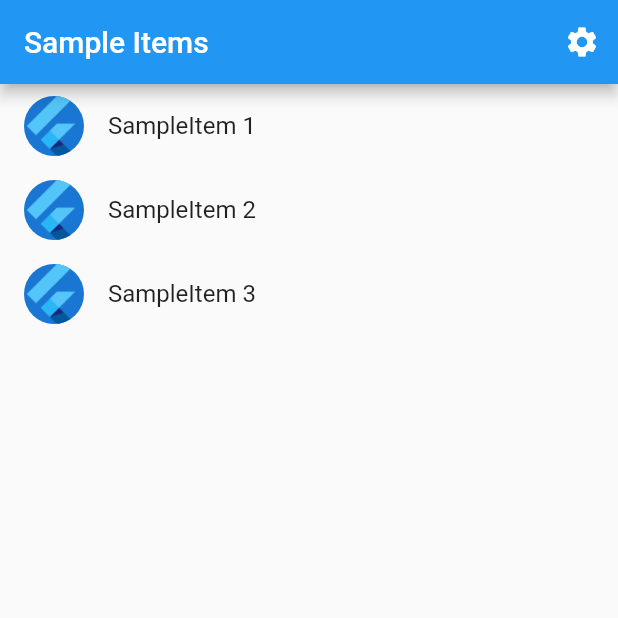
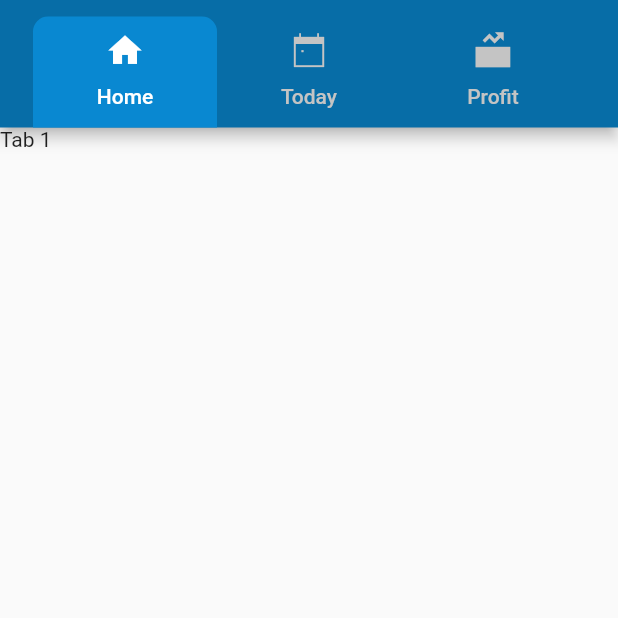
Before and after one commit to nebiyuelias1/Sporting-Winnings, a Flutter app: the screen it shows after launch, on a phone screen of 412 x 824 dp, the top half of it. Run offline on Flutter 3.47's test engine with Material 2 defaults, Android fonts, the light colour scheme and no system bars; generated files the repository leaves out were written again.

Commit message:
Fixes #3

```diff
--- a/lib/src/app.dart
+++ b/lib/src/app.dart
@@ -1,9 +1,10 @@
 import 'package:flutter/material.dart';
 import 'package:flutter_gen/gen_l10n/app_localizations.dart';
 import 'package:flutter_localizations/flutter_localizations.dart';
+import 'package:sporting_winnings/src/custom_theme.dart';
+import 'package:sporting_winnings/src/home/home_view.dart';
 
 import 'sample_feature/sample_item_details_view.dart';
-import 'sample_feature/sample_item_list_view.dart';
 import 'settings/settings_controller.dart';
 import 'settings/settings_view.dart';
 
@@ -26,6 +27,7 @@ class MyApp extends StatelessWidget {
       animation: settingsController,
       builder: (BuildContext context, Widget? child) {
         return MaterialApp(
+          debugShowCheckedModeBanner: false,
           // Providing a restorationScopeId allows the Navigator built by the
           // MaterialApp to restore the navigation stack when a user leaves and
           // returns to the app after it has been killed while running in the
@@ -56,7 +58,7 @@ class MyApp extends StatelessWidget {
           // Define a light and dark color theme. Then, read the user's
           // preferred ThemeMode (light, dark, or system default) from the
           // SettingsController to display the correct theme.
-          theme: ThemeData(),
+          theme: CustomTheme.lightTheme,
           darkTheme: ThemeData.dark(),
           themeMode: settingsController.themeMode,
 
@@ -67,14 +69,15 @@ class MyApp extends StatelessWidget {
               settings: routeSettings,
               builder: (BuildContext context) {
                 switch (routeSettings.name) {
+                  case HomeView.routeName:
+                    return const HomeView();
                   case SettingsView.routeName:
                     return SettingsView(controller: settingsController);
                   case SampleItemDetailsView.routeName:
                     return const SampleItemDetailsView();
-                  case SampleItemListView.routeName:
-                  default:
-                    return const SampleItemListView();
                 }
+
+                return const HomeView();
               },
             );
           },
--- /dev/null
+++ b/lib/src/custom_theme.dart
@@ -0,0 +1,17 @@
+import 'package:flutter/material.dart';
+import 'package:flutter/widgets.dart';
+
+class CustomColor {
+  static const Color primaryColor = Color(0xFF076DA7);
+  static const Color indicatorColor = Color(0xFF0988D1);
+  static const Color unselectedLabelColor = Color(0xFFC4C4C4);
+}
+
+class CustomTheme {
+  static ThemeData lightTheme = ThemeData(
+    primaryColor: CustomColor.primaryColor,
+    appBarTheme: const AppBarTheme(
+      backgroundColor: CustomColor.primaryColor,
+    ),
+  );
+}
--- /dev/null
+++ b/lib/src/home/custom_icons.dart
@@ -0,0 +1,40 @@
+/// Flutter icons CustomIcons
+/// Copyright (C) 2021 by original authors @ fluttericon.com, fontello.com
+/// This font was generated by FlutterIcon.com, which is derived from Fontello.
+///
+/// To use this font, place it in your fonts/ directory and include the
+/// following in your pubspec.yaml
+///
+/// flutter:
+///   fonts:
+///    - family:  CustomIcons
+///      fonts:
+///       - asset: fonts/CustomIcons.ttf
+///
+///
+///
+import 'package:flutter/widgets.dart';
+
+class CustomIcons {
+  CustomIcons._();
+
+  static const _kFontFam = 'CustomIcons';
+  static const String? _kFontPkg = null;
+
+  static const IconData baseball =
+      IconData(0xe800, fontFamily: _kFontFam, fontPackage: _kFontPkg);
+  static const IconData basketball =
+      IconData(0xe801, fontFamily: _kFontFam, fontPackage: _kFontPkg);
+  static const IconData icehockey =
+      IconData(0xe802, fontFamily: _kFontFam, fontPackage: _kFontPkg);
+  static const IconData soccer =
+      IconData(0xe803, fontFamily: _kFontFam, fontPackage: _kFontPkg);
+  static const IconData tennis =
+      IconData(0xe804, fontFamily: _kFontFam, fontPackage: _kFontPkg);
+  static const IconData home =
+      IconData(0xe805, fontFamily: _kFontFam, fontPackage: _kFontPkg);
+  static const IconData today =
+      IconData(0xe806, fontFamily: _kFontFam, fontPackage: _kFontPkg);
+  static const IconData profit =
+      IconData(0xe807, fontFamily: _kFontFam, fontPackage: _kFontPkg);
+}
--- /dev/null
+++ b/lib/src/home/home_view.dart
@@ -0,0 +1,66 @@
+import 'package:flutter/material.dart';
+import 'package:sporting_winnings/src/custom_theme.dart';
+import 'package:sporting_winnings/src/home/custom_icons.dart';
+
+class HomeView extends StatefulWidget {
+  const HomeView({Key? key}) : super(key: key);
+
+  static const routeName = '/';
+
+  @override
+  State<HomeView> createState() => _HomeViewState();
+}
+
+class _HomeViewState extends State<HomeView> with TickerProviderStateMixin {
+  late final TabController _controller;
+
+  @override
+  void initState() {
+    super.initState();
+
+    _controller = TabController(length: 3, vsync: this);
+  }
+
+  @override
+  Widget build(BuildContext context) {
+    return Scaffold(
+      appBar: PreferredSize(
+        preferredSize: const Size.fromHeight(85.0),
+        child: AppBar(
+          bottom: TabBar(
+            labelColor: Colors.white,
+            unselectedLabelColor: CustomColor.unselectedLabelColor,
+            padding: const EdgeInsets.only(top: 10, left: 22, right: 22),
+            indicator: const BoxDecoration(
+              borderRadius: BorderRadius.only(
+                topLeft: Radius.circular(10),
+                topRight: Radius.circular(10),
+              ),
+              color: CustomColor.indicatorColor,
+            ),
+            controller: _controller,
+            tabs: const [
+              Tab(
+                icon: Icon(CustomIcons.home),
+                text: 'Home',
+              ),
+              Tab(
+                icon: Icon(CustomIcons.today),
+                text: 'Today',
+              ),
+              Tab(
+                icon: Icon(CustomIcons.profit),
+                text: 'Profit',
+              ),
+            ],
+          ),
+        ),
+      ),
+      body: TabBarView(controller: _controller, children: const [
+        Text('Tab 1'),
+        Text('Tab 2'),
+        Text('Tab 3'),
+      ]),
+    );
+  }
+}
--- a/pubspec.yaml
+++ b/pubspec.yaml
@@ -30,3 +30,8 @@ flutter:
   assets:
     # Add assets from the images directory to the application.
     - assets/images/
+
+  fonts:
+    - family: CustomIcons # the name of your font family
+      fonts:
+        - asset: assets/fonts/CustomIcons.ttf # your font file name and the directory
```
Also changed, not shown: assets/fonts/CustomIcons.ttf (added).
